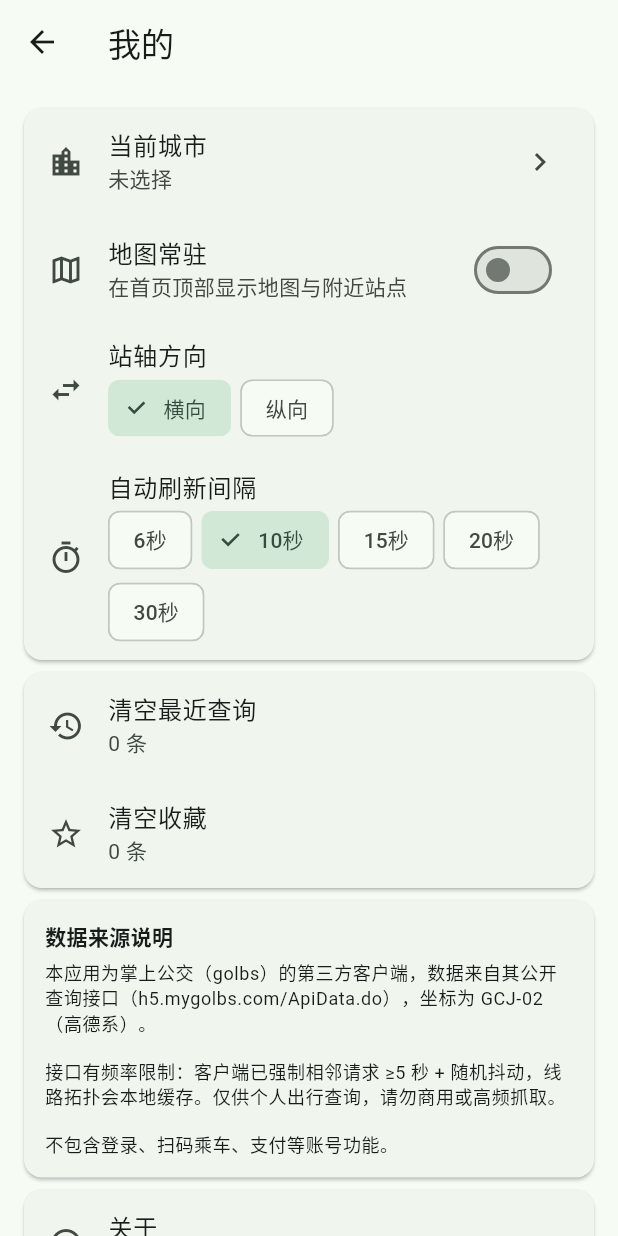
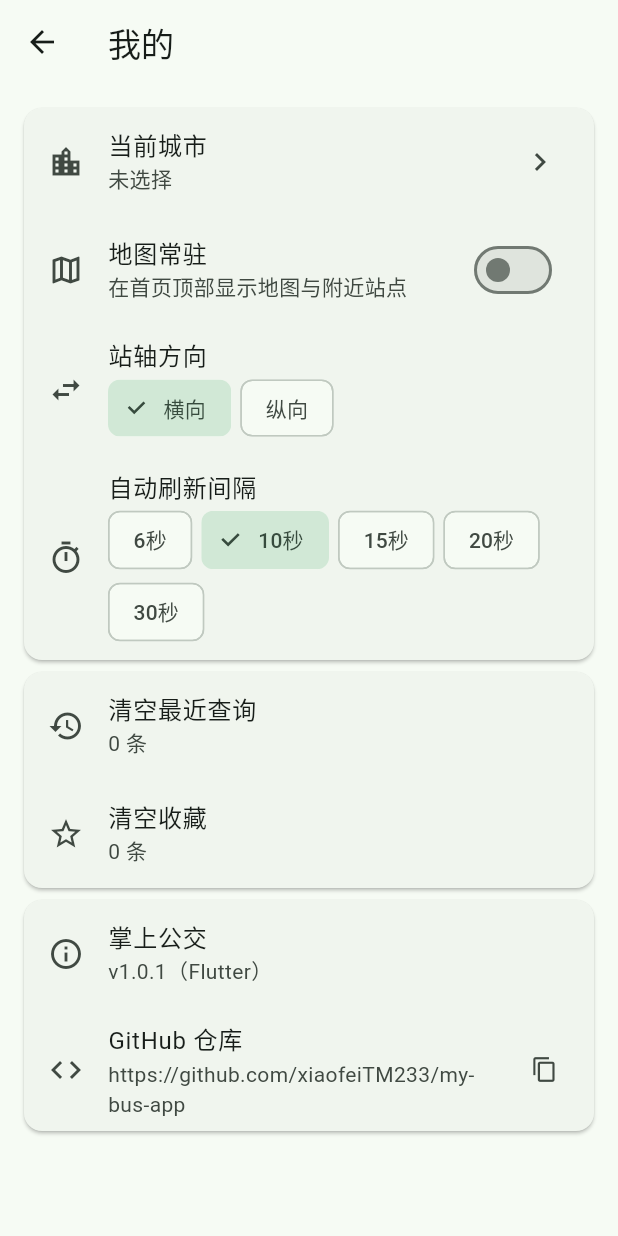
Before and after one commit to xiaofeiTM233/my-bus-app, a Flutter app: the SettingsPage screen opened directly, on a phone screen of 412 x 824 dp. Run offline on Flutter 3.47's test engine with Material 3 defaults, Android fonts, the phone set to English and light mode, and no system bars; our stand-ins replace dio, flutter_map, geolocator, latlong2, shared_preferences; accounts and stored records are empty; network calls fail.

Commit message:
feat(settings): 注入构建提交号并展示应用信息

```diff
--- /dev/null
+++ b/lib/app_info.dart
@@ -0,0 +1,13 @@
+/// 应用信息。
+/// 版本号需与 pubspec.yaml 的 version 保持一致；
+/// 构建提交号由 CI/构建命令通过 --dart-define=GIT_COMMIT=<sha> 注入，
+/// 本地直接构建时为空（不显示）。
+library;
+
+const appVersion = '1.0.1';
+const repoUrl = 'https://github.com/xiaofeiTM233/my-bus-app';
+
+const gitCommit = String.fromEnvironment('GIT_COMMIT');
+
+/// 短提交号（7 位），未注入时返回空串。
+String get commitShort => gitCommit.length >= 7 ? gitCommit.substring(0, 7) : gitCommit;
--- a/lib/pages/settings_page.dart
+++ b/lib/pages/settings_page.dart
@@ -1,6 +1,8 @@
 import 'package:flutter/material.dart';
+import 'package:flutter/services.dart';
 import 'package:provider/provider.dart';
 
+import '../app_info.dart';
 import '../state/app_state.dart';
 import 'city_picker_page.dart';
 
@@ -95,33 +97,32 @@ class SettingsPage extends StatelessWidget {
             ),
           ),
           Card(
-            child: Padding(
-              padding: const EdgeInsets.all(14),
-              child: Column(
-                crossAxisAlignment: CrossAxisAlignment.start,
-                children: [
-                  const Text(
-                    '数据来源说明',
-                    style: TextStyle(fontWeight: FontWeight.w700),
+            child: Column(
+              children: [
+                ListTile(
+                  leading: const Icon(Icons.info_outline),
+                  title: const Text('掌上公交'),
+                  subtitle: Text(
+                    'v$appVersion（Flutter）'
+                    '${commitShort.isEmpty ? '' : ' · $commitShort'}',
                   ),
-                  const SizedBox(height: 6),
-                  Text(
-                    '本应用为掌上公交（golbs）的第三方客户端，数据来自其公开查询接口'
-                    '（h5.mygolbs.com/ApiData.do），坐标为 GCJ-02（高德系）。\n\n'
-                    '接口有频率限制：客户端已强制相邻请求 ≥5 秒 + 随机抖动，'
-                    '线路拓扑会本地缓存。仅供个人出行查询，请勿商用或高频抓取。\n\n'
-                    '不包含登录、扫码乘车、支付等账号功能。',
-                    style: Theme.of(context).textTheme.bodySmall,
-                  ),
-                ],
-              ),
-            ),
-          ),
-          Card(
-            child: ListTile(
-              leading: const Icon(Icons.info_outline),
-              title: const Text('关于'),
-              subtitle: const Text('掌上公交第三方客户端 v0.1.0（Flutter）'),
+                ),
+                ListTile(
+                  leading: const Icon(Icons.code),
+                  title: const Text('GitHub 仓库'),
+                  subtitle: const Text(repoUrl),
+                  trailing: const Icon(Icons.copy, size: 18),
+                  onTap: () {
+                    Clipboard.setData(const ClipboardData(text: repoUrl));
+                    ScaffoldMessenger.of(context).showSnackBar(
+                      const SnackBar(
+                        content: Text('仓库地址已复制'),
+                        duration: Duration(seconds: 1),
+                      ),
+                    );
+                  },
+                ),
+              ],
             ),
           ),
         ],
```
Also changed, not shown: 2 other files.
